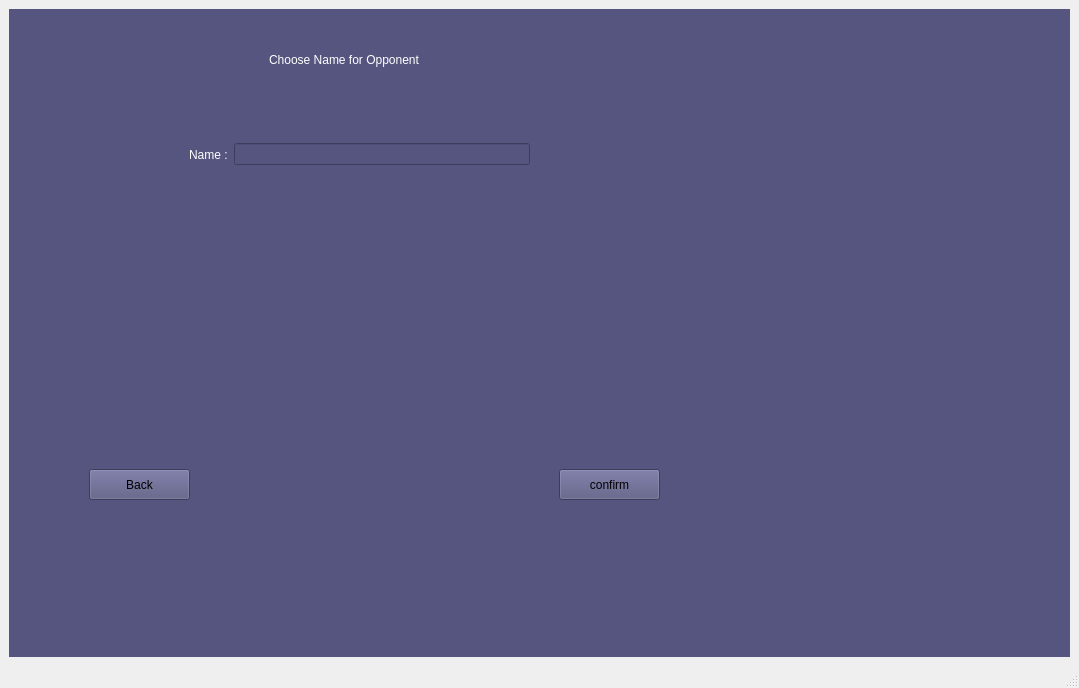
First picture: the form in mainwindow.ui, repository salah0eldin/TIC_TAC_TOE_CPP_QT_SQLITE, before the edit.
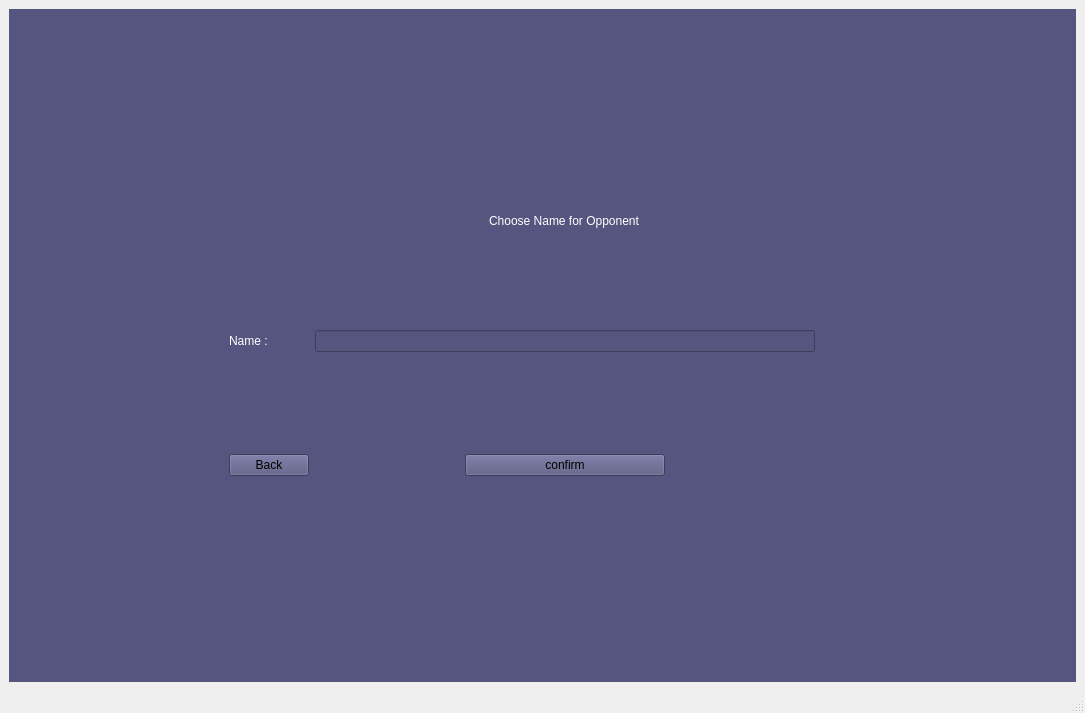
Second picture: the form after the edit. The open tabs and pages were chosen to show the change.

Diff of the .ui file:
```diff
--- a/mainwindow.ui
+++ b/mainwindow.ui
@@ -6,8 +6,8 @@
    <rect>
     <x>0</x>
     <y>0</y>
-    <width>1071</width>
-    <height>688</height>
+    <width>1077</width>
+    <height>713</height>
    </rect>
   </property>
   <property name="windowTitle">
@@ -36,7 +36,7 @@
        <string notr="true">background-color: rgb(85, 85, 127);</string>
       </property>
       <property name="currentIndex">
-       <number>0</number>
+       <number>6</number>
       </property>
       <widget class="QWidget" name="main">
        <property name="sizePolicy">
@@ -416,7 +416,7 @@
           <item row="3" column="5">
            <widget class="QLabel" name="label_18">
             <property name="text">
-             <string> </string>
+             <string/>
             </property>
            </widget>
           </item>
@@ -532,7 +532,7 @@
              </size>
             </property>
             <property name="text">
-             <string> </string>
+             <string/>
             </property>
            </widget>
           </item>
@@ -640,7 +640,7 @@
           <item row="1" column="0">
            <widget class="QLabel" name="label_36">
             <property name="text">
-             <string> </string>
+             <string/>
             </property>
            </widget>
           </item>
@@ -712,7 +712,7 @@
           <item row="2" column="4">
            <widget class="QLabel" name="label_37">
             <property name="text">
-             <string> </string>
+             <string/>
             </property>
            </widget>
           </item>
@@ -756,7 +756,7 @@
           <item row="2" column="0">
            <widget class="QLabel" name="label_38">
             <property name="text">
-             <string> </string>
+             <string/>
             </property>
            </widget>
           </item>
@@ -969,7 +969,7 @@
           <item row="2" column="5">
            <widget class="QLabel" name="label_39">
             <property name="text">
-             <string> </string>
+             <string/>
             </property>
            </widget>
           </item>
@@ -1174,14 +1174,14 @@
              </size>
             </property>
             <property name="text">
-             <string> </string>
+             <string/>
             </property>
            </widget>
           </item>
           <item row="2" column="4">
            <widget class="QLabel" name="label_26">
             <property name="text">
-             <string> </string>
+             <string/>
             </property>
            </widget>
           </item>
@@ -1327,7 +1327,7 @@
           <item row="1" column="0">
            <widget class="QLabel" name="label_24">
             <property name="text">
-             <string> </string>
+             <string/>
             </property>
            </widget>
           </item>
@@ -1407,7 +1407,7 @@
           <item row="2" column="4">
            <widget class="QLabel" name="label_25">
             <property name="text">
-             <string> </string>
+             <string/>
             </property>
            </widget>
           </item>
@@ -1416,31 +1416,53 @@
        </layout>
       </widget>
       <widget class="QWidget" name="player2">
-       <widget class="QPushButton" name="pushButton_back_from_player2_to_main">
-        <property name="geometry">
-         <rect>
-          <x>80</x>
-          <y>460</y>
-          <width>101</width>
-          <height>31</height>
-         </rect>
+       <layout class="QHBoxLayout" name="horizontalLayout_6">
+        <item>
+         <layout class="QGridLayout" name="gridLayout_8">
+          <property name="leftMargin">
+           <number>100</number>
+          </property>
+          <property name="topMargin">
+           <number>100</number>
+          </property>
+          <property name="rightMargin">
+           <number>100</number>
+          </property>
+          <property name="bottomMargin">
+           <number>100</number>
+          </property>
+          <item row="2" column="1">
+           <widget class="QLabel" name="label_15">
+            <property name="sizePolicy">
+             <sizepolicy hsizetype="Maximum" vsizetype="Maximum">
+              <horstretch>0</horstretch>
+              <verstretch>0</verstretch>
+             </sizepolicy>
         </property>
         <property name="styleSheet">
-         <string notr="true">font: 11pt &quot;Simple Indust Outline&quot;;
+             <string notr="true">font: 700 14pt &quot;Segoe UI&quot;;
+color: rgb(255, 255, 255);
+
 </string>
         </property>
         <property name="text">
-         <string>Back</string>
-        </property>
-       </widget>
+             <string>Name :</string>
+            </property>
+           </widget>
+          </item>
+          <item row="3" column="2" alignment="Qt::AlignHCenter">
        <widget class="QPushButton" name="pushButton_confirm_player2">
-        <property name="geometry">
-         <rect>
-          <x>550</x>
-          <y>460</y>
-          <width>101</width>
-          <height>31</height>
-         </rect>
+            <property name="sizePolicy">
+             <sizepolicy hsizetype="Maximum" vsizetype="Fixed">
+              <horstretch>0</horstretch>
+              <verstretch>0</verstretch>
+             </sizepolicy>
+            </property>
+            <property name="minimumSize">
+             <size>
+              <width>200</width>
+              <height>0</height>
+             </size>
         </property>
         <property name="styleSheet">
          <string notr="true">font: 11pt &quot;Simple Indust Outline&quot;;
@@ -1450,14 +1472,41 @@
          <string>confirm</string>
         </property>
        </widget>
+          </item>
+          <item row="2" column="2">
+           <widget class="QLineEdit" name="lineEdit_player2">
+            <property name="sizePolicy">
+             <sizepolicy hsizetype="Maximum" vsizetype="Fixed">
+              <horstretch>0</horstretch>
+              <verstretch>0</verstretch>
+             </sizepolicy>
+            </property>
+            <property name="minimumSize">
+             <size>
+              <width>500</width>
+              <height>0</height>
+             </size>
+            </property>
+           </widget>
+          </item>
+          <item row="3" column="1">
+           <widget class="QPushButton" name="pushButton_back_from_player2_to_main">
+            <property name="styleSheet">
+             <string notr="true">font: 11pt &quot;Simple Indust Outline&quot;;
+</string>
+            </property>
+            <property name="text">
+             <string>Back</string>
+            </property>
+           </widget>
+          </item>
+          <item row="0" column="2" alignment="Qt::AlignHCenter">
        <widget class="QLabel" name="label_16">
-        <property name="geometry">
-         <rect>
-          <x>260</x>
-          <y>30</y>
-          <width>261</width>
-          <height>41</height>
-         </rect>
+            <property name="sizePolicy">
+             <sizepolicy hsizetype="Maximum" vsizetype="Maximum">
+              <horstretch>0</horstretch>
+              <verstretch>0</verstretch>
+             </sizepolicy>
         </property>
         <property name="styleSheet">
          <string notr="true">font: 700 14pt &quot;Segoe UI&quot;;
@@ -1467,34 +1516,26 @@
          <string>Choose Name for Opponent</string>
         </property>
        </widget>
-       <widget class="QWidget" name="layoutWidget">
-        <property name="geometry">
-         <rect>
-          <x>180</x>
-          <y>130</y>
-          <width>341</width>
-          <height>31</height>
-         </rect>
-        </property>
-        <layout class="QHBoxLayout" name="horizontalLayout_6">
-         <item>
-          <widget class="QLabel" name="label_15">
-           <property name="styleSheet">
-            <string notr="true">font: 700 14pt &quot;Segoe UI&quot;;
-color: rgb(255, 255, 255);
-
-</string>
-           </property>
-           <property name="text">
-            <string>Name :</string>
-           </property>
-          </widget>
-         </item>
-         <item>
-          <widget class="QLineEdit" name="lineEdit_player2"/>
-         </item>
-        </layout>
-       </widget>
+          </item>
+          <item row="2" column="3">
+           <spacer name="horizontalSpacer_4">
+            <property name="orientation">
+             <enum>Qt::Horizontal</enum>
+            </property>
+            <property name="sizeType">
+             <enum>QSizePolicy::Maximum</enum>
+            </property>
+            <property name="sizeHint" stdset="0">
+             <size>
+              <width>40</width>
+              <height>20</height>
+             </size>
+            </property>
+           </spacer>
+          </item>
+         </layout>
+        </item>
+       </layout>
       </widget>
       <widget class="QWidget" name="null_2"/>
       <widget class="QWidget" name="board">
@@ -2134,7 +2175,7 @@
     <rect>
      <x>0</x>
      <y>0</y>
-     <width>1071</width>
+     <width>1077</width>
      <height>22</height>
     </rect>
    </property>
```
Lines whose indentation alone changed are shown as unchanged.
